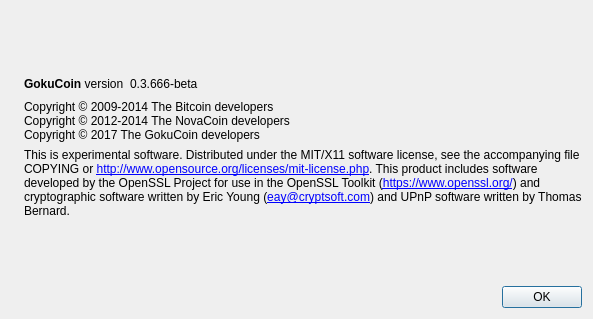
Before: the Qt Designer form src/qt/forms/aboutdialog.ui in spikecoin/SpikeCoin, drawn with Qt 5.
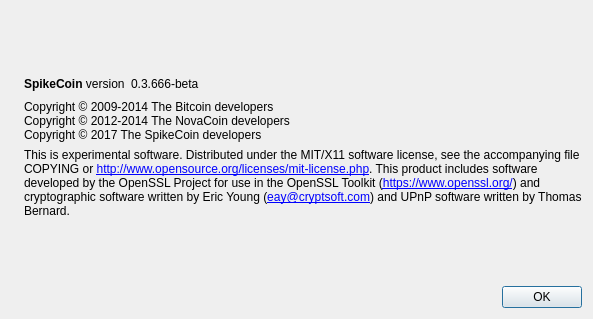
After: the same form once the commit is applied. Icons and pictures are not drawn.

What changed in the file:
```diff
--- a/src/qt/forms/aboutdialog.ui
+++ b/src/qt/forms/aboutdialog.ui
@@ -50,7 +50,7 @@
           <cursorShape>IBeamCursor</cursorShape>
          </property>
          <property name="text">
-          <string>&lt;b&gt;GokuCoin&lt;/b&gt; version</string>
+          <string>&lt;b&gt;SpikeCoin&lt;/b&gt; version</string>
          </property>
          <property name="textInteractionFlags">
           <set>Qt::LinksAccessibleByMouse|Qt::TextSelectableByKeyboard|Qt::TextSelectableByMouse</set>
@@ -93,7 +93,7 @@
        <property name="text">
         <string>Copyright © 2009-2014 The Bitcoin developers
 Copyright © 2012-2014 The NovaCoin developers
-Copyright © 2017 The GokuCoin developers</string>
+Copyright © 2017 The SpikeCoin developers</string>
        </property>
        <property name="textInteractionFlags">
         <set>Qt::LinksAccessibleByMouse|Qt::TextSelectableByKeyboard|Qt::TextSelectableByMouse</set>
```
Left out of the diff: 2 changed lines with no effect on the pictures.
